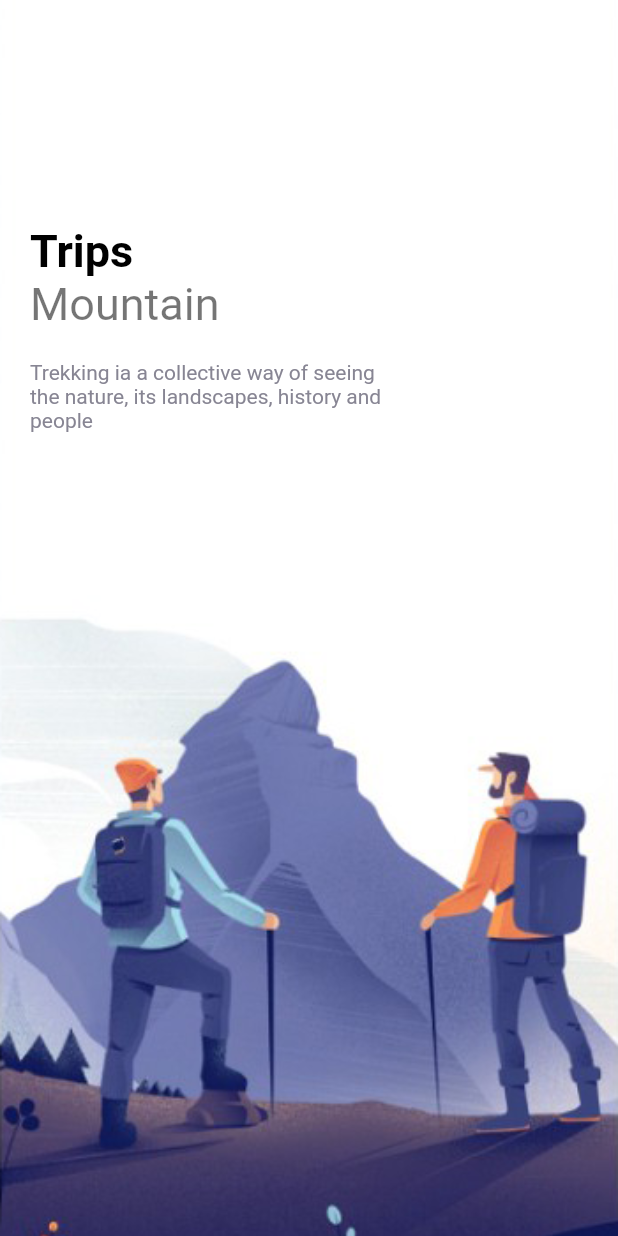
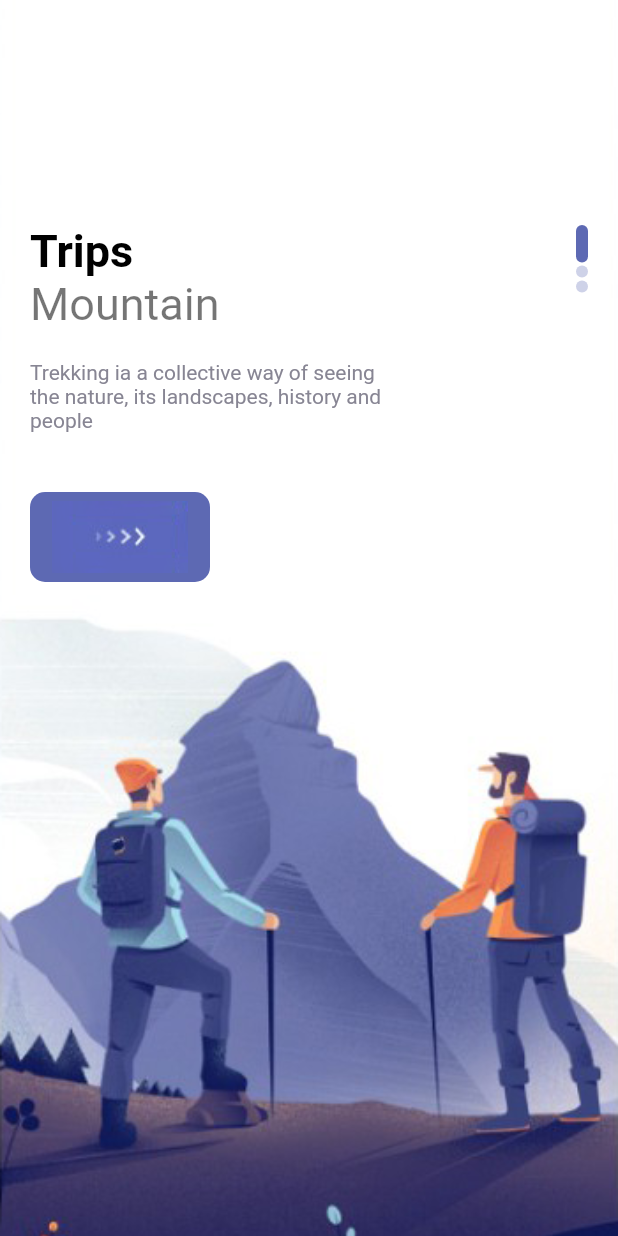
Before and after one commit to ManyuDhyani/Travel-App, a Flutter app: the screen it shows after launch, on a phone screen of 412 x 824 dp. Run offline on Flutter 3.47's test engine with Material 2 defaults, Android fonts, the phone set to English and light mode, and no system bars.

Commit message:
Build a responsive button for using throughout the website and Completed the welcome page by integrating the slider dots

```diff
--- /dev/null
+++ b/lib/Widgets/responsiveButton.dart
@@ -0,0 +1,30 @@
+import 'package:flutter/cupertino.dart';
+import 'package:travel_app/misc/colors.dart';
+
+class ResponsiveButton extends StatelessWidget {
+  bool? isResponsive;
+  double? width;
+  ResponsiveButton({
+    Key? key,
+    this.isResponsive = false,
+    this.width,
+  }) : super(key: key);
+
+  @override
+  Widget build(BuildContext context) {
+    return Container(
+      width: width,
+      height: 60.0,
+      decoration: BoxDecoration(
+        borderRadius: BorderRadius.circular(10.0),
+        color: AppColors.mainColor,
+      ),
+      child: Row(
+        mainAxisAlignment: MainAxisAlignment.center,
+        children: [
+          Image.asset("img/button-one.png"),
+        ],
+      ),
+    );
+  }
+}
--- a/lib/pages/welcomePage.dart
+++ b/lib/pages/welcomePage.dart
@@ -1,6 +1,7 @@
 import 'package:flutter/material.dart';
 import 'package:travel_app/Widgets/appLargeText.dart';
 import 'package:travel_app/Widgets/appText.dart';
+import 'package:travel_app/Widgets/responsiveButton.dart';
 import 'package:travel_app/misc/colors.dart';
 
 class WelcomePage extends StatefulWidget {
@@ -31,6 +32,7 @@
               child: Container(
                 margin: const EdgeInsets.only(top: 150, left: 20, right: 20),
                 child: Row(
+                  mainAxisAlignment: MainAxisAlignment.spaceBetween,
                   children: [
                     Column(
                       crossAxisAlignment: CrossAxisAlignment.start,
@@ -46,8 +48,27 @@
                             color: AppColors.textColor2,
                             size: 14,
                           ),
+                        ),
+                        const SizedBox(height: 40),
+                        ResponsiveButton(
+                          width: 120,
                         )
                       ],
+                    ),
+                    Column(
+                      children: List.generate(3, (indexDots) {
+                        return Container(
+                          margin: const EdgeInsets.only(bottom: 2),
+                          width: 8.0,
+                          height: index == indexDots ? 25.0 : 8.0,
+                          decoration: BoxDecoration(
+                            borderRadius: BorderRadius.circular(8.0),
+                            color: index == indexDots
+                                ? AppColors.mainColor
+                                : AppColors.mainColor.withOpacity(0.3),
+                          ),
+                        );
+                      }),
                     )
                   ],
                 ),
```
